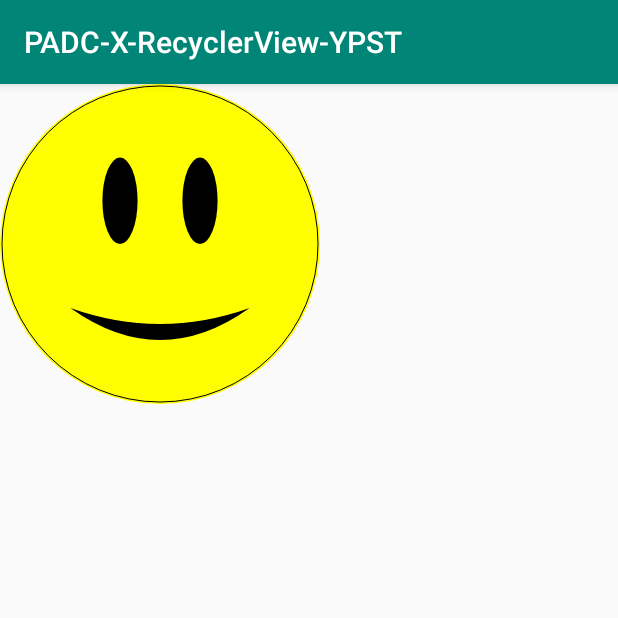
After one commit to aungpyaesone/CustomViewInAndroid, an Android app: the CustomComponentActivity screen opened directly, with no data from a screen before it, on a phone screen of 412 x 824 dp, the top half of it. The commit adds this screen. Run offline under Robolectric (Android 15) with nearby library versions, the phone set to English and light mode, and no system bars; network calls fail.

Commit message:
add custom ui component

```diff
--- a/app/src/main/AndroidManifest.xml
+++ b/app/src/main/AndroidManifest.xml
@@ -13,10 +13,11 @@
         android:supportsRtl="true"
         android:theme="@style/AppTheme"
         android:usesCleartextTraffic="true">
-        <activity android:name=".activities.RoundedImageActivity"></activity>
+        <activity android:name=".activities.CustomComponentActivity"></activity>
+        <activity android:name=".activities.RoundedImageActivity" />
         <activity
             android:name=".activities.NewsDetailActivity"
-            android:theme="@style/AppTheme.NoActionBar.TranslucentStatusBar"></activity>
+            android:theme="@style/AppTheme.NoActionBar.TranslucentStatusBar" />
         <activity
             android:name=".activities.MainActivity"
             android:theme="@style/AppTheme.NoActionBar">
--- /dev/null
+++ b/app/src/main/java/com/padcmyanmar/padcx/padc_x_recyclerview_ypst/activities/CustomComponentActivity.kt
@@ -0,0 +1,21 @@
+package com.padcmyanmar.padcx.padc_x_recyclerview_ypst.activities
+
+import android.content.Context
+import android.content.Intent
+import androidx.appcompat.app.AppCompatActivity
+import android.os.Bundle
+import com.padcmyanmar.padcx.padc_x_recyclerview_ypst.R
+
+class CustomComponentActivity : BaseActivity() {
+
+    companion object{
+        fun newIntent(context: Context): Intent {
+            return Intent(context,CustomComponentActivity::class.java)
+        }
+    }
+
+    override fun onCreate(savedInstanceState: Bundle?) {
+        super.onCreate(savedInstanceState)
+        setContentView(R.layout.activity_custom_component)
+    }
+}
--- /dev/null
+++ b/app/src/main/java/com/padcmyanmar/padcx/padc_x_recyclerview_ypst/veiws/components/EmotionalFaceView.kt
@@ -0,0 +1,74 @@
+package com.padcmyanmar.padcx.padc_x_recyclerview_ypst.veiws.components
+
+import android.content.Context
+import android.graphics.*
+import android.util.AttributeSet
+import android.view.View
+
+class EmotionalFaceView(context: Context?, attrs: AttributeSet?) : View(context, attrs) {
+
+    // for path smooth
+    private val paint = Paint(Paint.ANTI_ALIAS_FLAG)
+
+    // for some color
+    private var faceColor = Color.YELLOW
+    private var eyeColor = Color.BLACK
+    private var mouthColor = Color.BLACK
+    private var borderColor = Color.BLACK
+
+    // border width
+    private var borderWidth = 4.0f
+
+    // View Size in pixels
+    private var size = 320
+
+    private val mouthPath = Path()
+
+    override fun onDraw(canvas: Canvas) {
+        super.onDraw(canvas)
+
+        drawFaceBackground(canvas)
+        drawEye(canvas)
+        drawMouth(canvas)
+
+
+    }
+
+    private fun drawFaceBackground(canvas: Canvas){
+        paint.color = faceColor
+        paint.style = Paint.Style.FILL
+
+        val radius = size/2f
+
+        canvas.drawCircle(size/2f,size/2f,radius,paint)
+
+        paint.color = borderColor
+        paint.style = Paint.Style.STROKE
+
+        canvas.drawCircle(size/2f,size/2f,radius-borderWidth/2f,paint)
+    }
+
+    private fun drawEye(canvas: Canvas){
+        paint.color = eyeColor
+        paint.style = Paint.Style.FILL
+
+        val leftEyeRect = RectF(size*0.32f,size*0.23f,size*0.43f , size *0.50f)
+        canvas.drawOval(leftEyeRect,paint)
+
+        val rightEyeRect = RectF(size * 0.57f, size * 0.23f, size * 0.68f, size * 0.50f)
+        canvas.drawOval(rightEyeRect,paint)
+
+    }
+
+    private fun drawMouth(canvas: Canvas){
+        mouthPath.moveTo(size*0.22f, size*0.7f)
+
+        mouthPath.quadTo(size*0.50f,size*0.80f,size* 0.78f, size *0.70f)
+
+        mouthPath.quadTo(size*0.50f,size*0.90f,size* 0.22f, size *0.70f)
+
+        paint.color = mouthColor
+        paint.style = Paint.Style.FILL
+        canvas.drawPath(mouthPath,paint)
+    }
+}
--- /dev/null
+++ b/app/src/main/res/drawable/shape_circle.xml
@@ -0,0 +1,5 @@
+<?xml version="1.0" encoding="utf-8"?>
+<shape android:shape="oval" xmlns:android="http://schemas.android.com/apk/res/android">
+
+    <solid android:color="@android:color/darker_gray"/>
+</shape>
--- /dev/null
+++ b/app/src/main/res/drawable/shape_circle_accent.xml
@@ -0,0 +1,5 @@
+<?xml version="1.0" encoding="utf-8"?>
+<shape android:shape="oval" xmlns:android="http://schemas.android.com/apk/res/android">
+
+    <solid android:color="@color/colorAccent"/>
+</shape>
--- /dev/null
+++ b/app/src/main/res/layout/activity_custom_component.xml
@@ -0,0 +1,14 @@
+<?xml version="1.0" encoding="utf-8"?>
+<RelativeLayout xmlns:android="http://schemas.android.com/apk/res/android"
+    xmlns:app="http://schemas.android.com/apk/res-auto"
+    xmlns:tools="http://schemas.android.com/tools"
+    android:layout_width="match_parent"
+    android:layout_height="match_parent"
+    tools:context=".activities.CustomComponentActivity">
+
+    <com.padcmyanmar.padcx.padc_x_recyclerview_ypst.veiws.components.EmotionalFaceView
+        android:layout_width="wrap_content"
+        android:layout_height="wrap_content"
+        />
+
+</RelativeLayout>
```
Also changed, not shown: app/src/main/java/com/padcmyanmar/padcx/padc_x_recyclerview_ypst/activities/RoundedImageActivity.kt (+37 -1 lines), app/src/main/java/com/padcmyanmar/padcx/padc_x_recyclerview_ypst/veiws/components/StateProgressViewPod.kt (added, +151 -0 lines), app/src/main/res/layout/activity_rounded_image.xml (+49 -0 lines), app/src/main/res/layout/view_pod_state_progress.xml (added, +149 -0 lines), app/src/main/res/values/styles.xml (+11 -0 lines).
